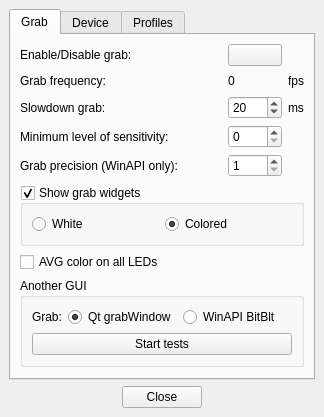
First picture: the form in Software/src/MainWindow.ui, repository digitaltoys/pepsi2-light-pack, before the edit.
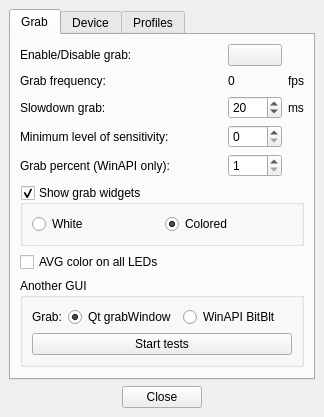
Second picture: the form after the edit. Icons and pictures are not drawn.

Commit message: Software: replacing grabPrecision with grabPercent

What changed in the file:
```diff
--- a/Software/src/MainWindow.ui
+++ b/Software/src/MainWindow.ui
@@ -257,7 +257,7 @@
              </font>
             </property>
             <property name="text">
-             <string>Grab precision (WinAPI only):</string>
+             <string>Grab percent (WinAPI only):</string>
             </property>
             <property name="alignment">
              <set>Qt::AlignLeading|Qt::AlignLeft|Qt::AlignVCenter</set>
```
Left out of the diff: 6 changed lines with no effect on the pictures. The commit also changes 6 other files.
